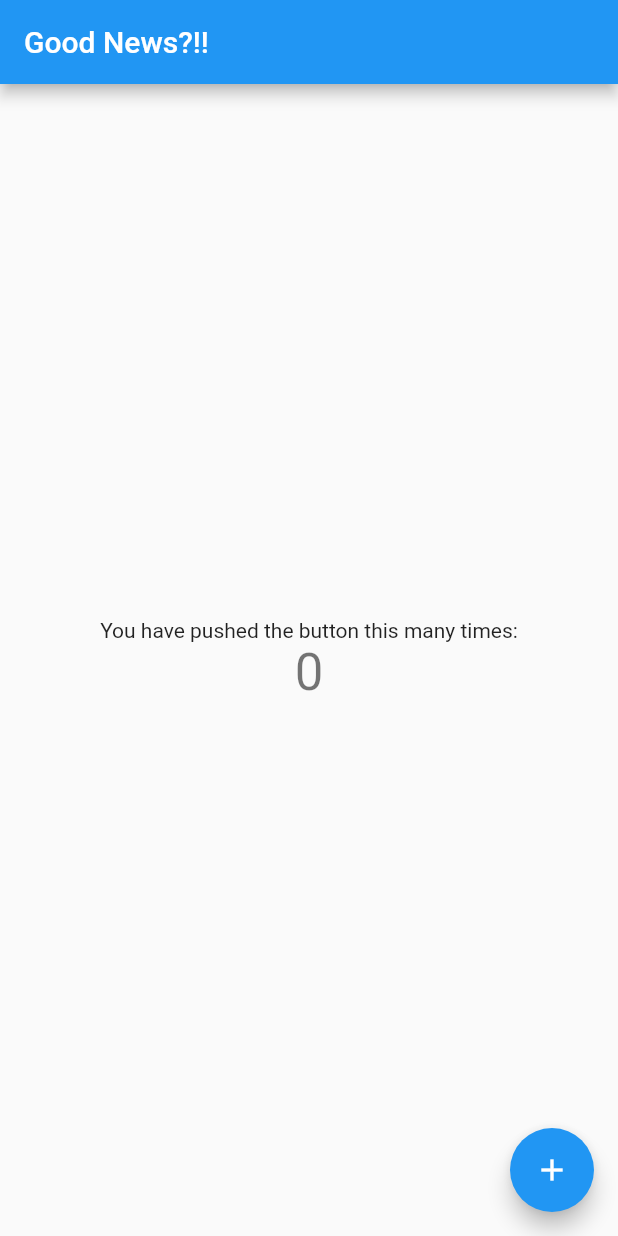
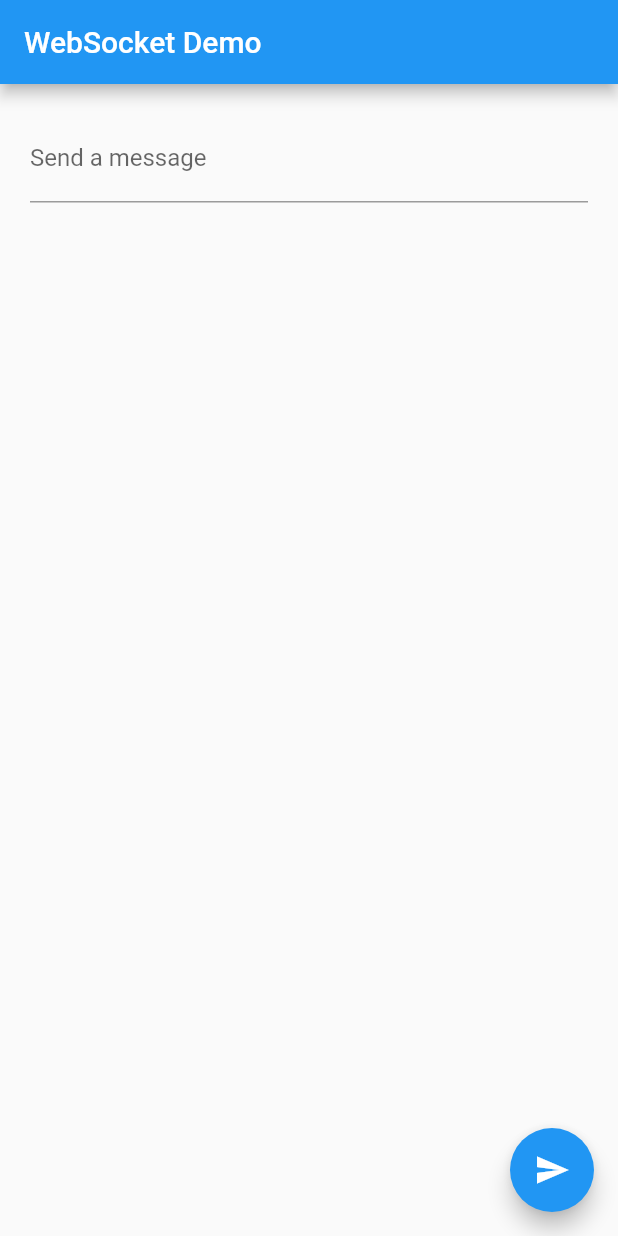
Before and after one commit to luckyhyom/flutter-sample, a Flutter app: the screen it shows after launch, on a phone screen of 412 x 824 dp. Run offline on Flutter 3.47's test engine with Material 2 defaults, Android fonts, the phone set to English and light mode, and no system bars; network calls fail.

Commit message:
feat: 소켓 연결 테스트

```diff
--- a/lib/main.dart
+++ b/lib/main.dart
@@ -1,52 +1,30 @@
+import 'dart:convert';
+
 import 'package:flutter/material.dart';
-import 'package:web_socket_channel/io.dart';
-import 'package:web_socket_channel/status.dart' as status;
-void main() {
-   var channel = IOWebSocketChannel.connect(Uri.parse('ws://localhost:1234'));
+import 'package:web_socket_channel/web_socket_channel.dart';
 
-  channel.stream.listen((message) {
-    channel.sink.add('received!');
-    channel.sink.close(status.goingAway);
-  });
-  runApp(const MyApp());
-}
+void main() => runApp(const MyApp());
 
 class MyApp extends StatelessWidget {
   const MyApp({super.key});
 
-  // This widget is the root of your application.
   @override
   Widget build(BuildContext context) {
-    return MaterialApp(
-      title: 'Flutter Demo',
-      theme: ThemeData(
-        // This is the theme of your application.
-        //
-        // Try running your application with "flutter run". You'll see the
-        // application has a blue toolbar. Then, without quitting the app, try
-        // changing the primarySwatch below to Colors.green and then invoke
-        // "hot reload" (press "r" in the console where you ran "flutter run",
-        // or simply save your changes to "hot reload" in a Flutter IDE).
-        // Notice that the counter didn't reset back to zero; the application
-        // is not restarted.
-        primarySwatch: Colors.blue,
+    const title = 'WebSocket Demo';
+    return const MaterialApp(
+      title: title,
+      home: MyHomePage(
+        title: title,
       ),
-      home: const MyHomePage(title: 'Good News?!!'),
     );
   }
 }
 
 class MyHomePage extends StatefulWidget {
-  const MyHomePage({super.key, required this.title});
-
-  // This widget is the home page of your application. It is stateful, meaning
-  // that it has a State object (defined below) that contains fields that affect
-  // how it looks.
-
-  // This class is the configuration for the state. It holds the values (in this
-  // case the title) provided by the parent (in this case the App widget) and
-  // used by the build method of the State. Fields in a Widget subclass are
-  // always marked "final".
+  const MyHomePage({
+    super.key,
+    required this.title,
+  });
 
   final String title;
 
@@ -55,68 +33,59 @@ class MyHomePage extends StatefulWidget {
 }
 
 class _MyHomePageState extends State<MyHomePage> {
-  int _counter = 0;
-
-  void _incrementCounter() {
-    setState(() {
-      // This call to setState tells the Flutter framework that something has
-      // changed in this State, which causes it to rerun the build method below
-      // so that the display can reflect the updated values. If we changed
-      // _counter without calling setState(), then the build method would not be
-      // called again, and so nothing would appear to happen.
-      _counter++;
-    });
-  }
+  final TextEditingController _controller = TextEditingController();
+  final _channel = WebSocketChannel.connect(
+    Uri.parse('ws://localhost:8819'),
+  );
 
   @override
   Widget build(BuildContext context) {
-    // This method is rerun every time setState is called, for instance as done
-    // by the _incrementCounter method above.
-    //
-    // The Flutter framework has been optimized to make rerunning build methods
-    // fast, so that you can just rebuild anything that needs updating rather
-    // than having to individually change instances of widgets.
     return Scaffold(
       appBar: AppBar(
-        // Here we take the value from the MyHomePage object that was created by
-        // the App.build method, and use it to set our appbar title.
         title: Text(widget.title),
       ),
-      body: Center(
-        // Center is a layout widget. It takes a single child and positions it
-        // in the middle of the parent.
+      body: Padding(
+        padding: const EdgeInsets.all(20.0),
         child: Column(
-          // Column is also a layout widget. It takes a list of children and
-          // arranges them vertically. By default, it sizes itself to fit its
-          // children horizontally, and tries to be as tall as its parent.
-          //
-          // Invoke "debug painting" (press "p" in the console, choose the
-          // "Toggle Debug Paint" action from the Flutter Inspector in Android
-          // Studio, or the "Toggle Debug Paint" command in Visual Studio Code)
-          // to see the wireframe for each widget.
-          //
-          // Column has various properties to control how it sizes itself and
-          // how it positions its children. Here we use mainAxisAlignment to
-          // center the children vertically; the main axis here is the vertical
-          // axis because Columns are vertical (the cross axis would be
-          // horizontal).
-          mainAxisAlignment: MainAxisAlignment.center,
-          children: <Widget>[
-            const Text(
-              'You have pushed the button this many times:',
+          crossAxisAlignment: CrossAxisAlignment.start,
+          children: [
+            Form(
+              child: TextFormField(
+                controller: _controller,
+                decoration: const InputDecoration(labelText: 'Send a message'),
+              ),
             ),
-            Text(
-              '$_counter',
-              style: Theme.of(context).textTheme.headline4,
-            ),
+            const SizedBox(height: 24),
+            StreamBuilder(
+              stream: _channel.stream,
+              builder: (context, snapshot) {
+                return Text(snapshot.hasData ? '${snapshot.data}' : '');
+              },
+            )
           ],
         ),
       ),
       floatingActionButton: FloatingActionButton(
-        onPressed: _incrementCounter,
-        tooltip: 'Increment',
-        child: const Icon(Icons.add),
+        onPressed: _sendMessage,
+        tooltip: 'Send message',
+        child: const Icon(Icons.send),
       ), // This trailing comma makes auto-formatting nicer for build methods.
     );
   }
+
+  void _sendMessage() {
+    if (_controller.text.isNotEmpty) {
+      _channel.sink.add(jsonEncode({
+        "event": 'pub',
+        "data": _controller.text,
+      }));
+    }
+  }
+
+  @override
+  void dispose() {
+    _channel.sink.close();
+    _controller.dispose();
+    super.dispose();
+  }
 }
```
